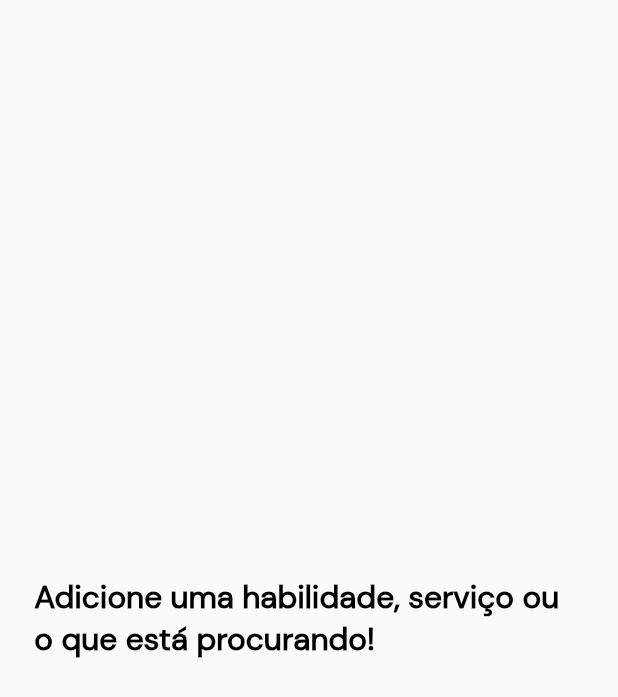
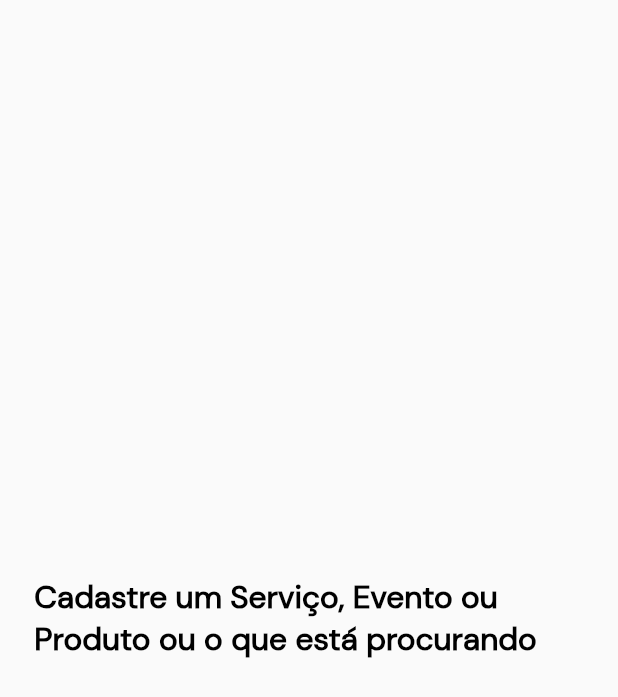
Before and after one commit to AIC3BancodoTempo/banco_tempo_app, a Flutter app: the TitleAddText widget shown alone on an empty page, opened directly, on a phone screen of 412 x 824 dp. Shown: the top 697 px of the screen. Run offline on Flutter 3.47's test engine with Material 2 defaults, Android fonts, the phone set to English and light mode, and no system bars; our stand-ins replace bloc, carousel_slider, cloud_firestore, email_validator, equatable, firebase_auth and 10 more; missing offline and left inert: firebase_picture_uploader, groovin_widgets; accounts and stored records are empty.

Commit message:
Update title_add_text.dart

```diff
--- a/lib/screens/add_service/components/title_add_text.dart
+++ b/lib/screens/add_service/components/title_add_text.dart
@@ -9,7 +9,7 @@ class TitleAddText extends StatelessWidget {
         child: Padding(
           padding: EdgeInsets.all(25),
           child: Text(
-              "Adicione uma habilidade, serviço ou o que está procurando!",
+              "Cadastre um Serviço, Evento ou Produto ou o que está procurando",
               style: TextStyle(
                   color: Colors.black,
                   fontWeight: FontWeight.w700,
```
